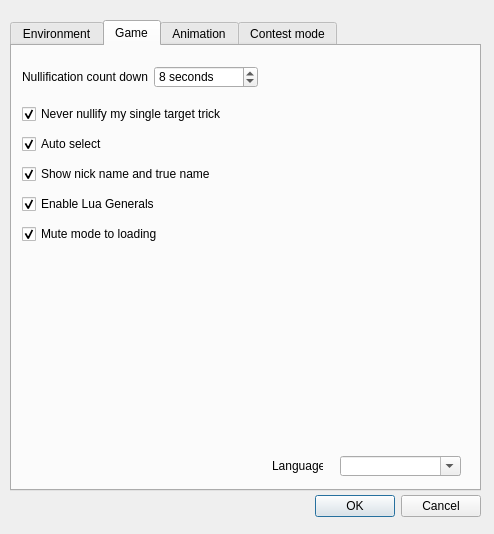
The window that src/dialog/configdialog.ui (wy19890204/Shuihusha) describes before a commit, drawn with Qt 5.
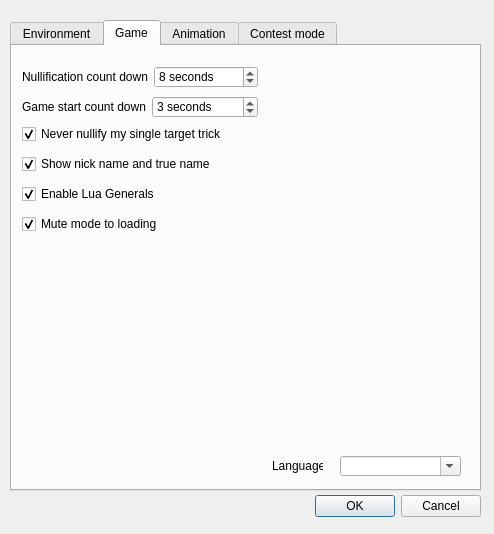
The same window after the commit. The open tabs and pages were chosen to show the change.

The edit to the form file:
```diff
--- a/src/dialog/configdialog.ui
+++ b/src/dialog/configdialog.ui
@@ -533,7 +533,7 @@
      <property name="geometry">
       <rect>
        <x>10</x>
-       <y>60</y>
+       <y>80</y>
        <width>239</width>
        <height>16</height>
       </rect>
@@ -549,7 +549,7 @@
      <property name="geometry">
       <rect>
        <x>10</x>
-       <y>120</y>
+       <y>110</y>
        <width>239</width>
        <height>16</height>
       </rect>
@@ -565,7 +565,7 @@
      <property name="geometry">
       <rect>
        <x>10</x>
-       <y>150</y>
+       <y>140</y>
        <width>239</width>
        <height>16</height>
       </rect>
@@ -584,7 +584,7 @@
      <property name="geometry">
       <rect>
        <x>10</x>
-       <y>180</y>
+       <y>170</y>
        <width>239</width>
        <height>16</height>
       </rect>
@@ -625,24 +625,46 @@
       <bool>true</bool>
      </property>
     </widget>
-    <widget class="QCheckBox" name="autoSelectCheckBox">
-     <property name="enabled">
-      <bool>true</bool>
-     </property>
+    <widget class="QWidget" name="layoutWidget5_2">
      <property name="geometry">
       <rect>
        <x>10</x>
-       <y>90</y>
-       <width>140</width>
-       <height>16</height>
+       <y>50</y>
+       <width>236</width>
+       <height>22</height>
       </rect>
      </property>
-     <property name="text">
-      <string>Auto select</string>
-     </property>
-     <property name="checked">
-      <bool>true</bool>
-     </property>
+     <layout class="QFormLayout" name="formLayout_3">
+      <property name="fieldGrowthPolicy">
+       <enum>QFormLayout::AllNonFixedFieldsGrow</enum>
+      </property>
+      <item row="0" column="0">
+       <widget class="QLabel" name="gameStartLabel">
+        <property name="text">
+         <string>Game start count down</string>
+        </property>
+        <property name="buddy">
+         <cstring>nullificationSpinBox</cstring>
+        </property>
+       </widget>
+      </item>
+      <item row="0" column="1">
+       <widget class="QSpinBox" name="gameStartSpinBox">
+        <property name="suffix">
+         <string> seconds</string>
+        </property>
+        <property name="minimum">
+         <number>0</number>
+        </property>
+        <property name="maximum">
+         <number>10</number>
+        </property>
+        <property name="value">
+         <number>3</number>
+        </property>
+       </widget>
+      </item>
+     </layout>
     </widget>
    </widget>
    <widget class="QWidget" name="tab_2">
```
